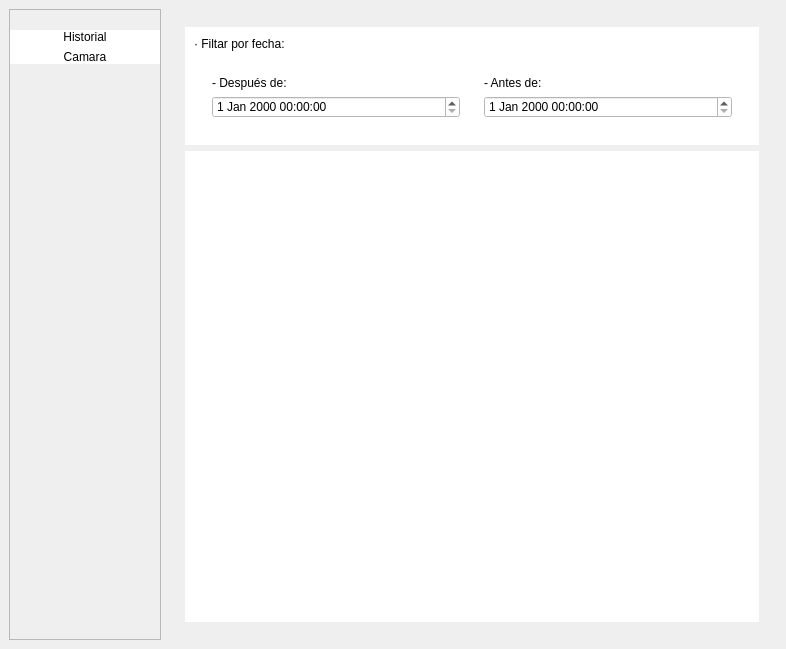
Qt form src/UI/my-ui.ui (dt764/TFG) before a commit.
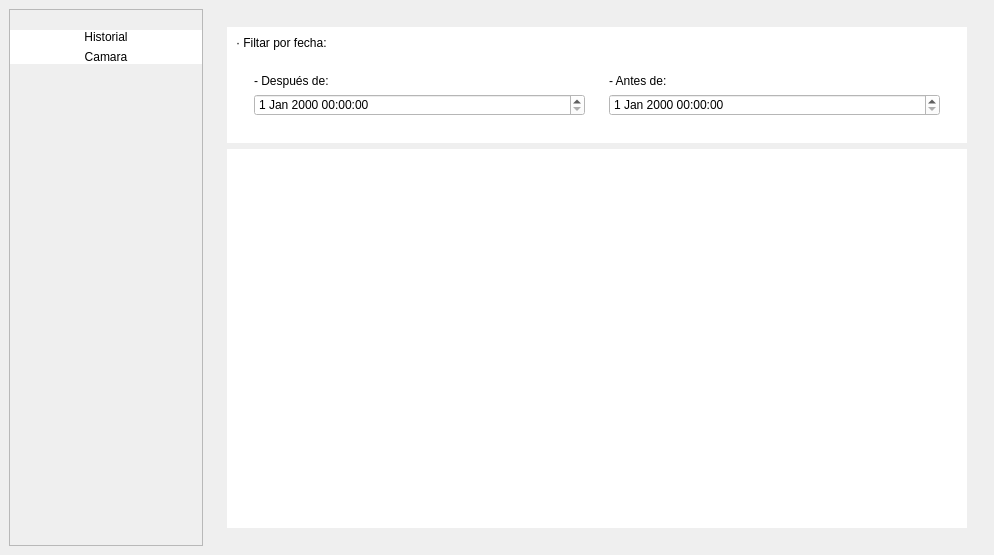
The same form after that commit. Icons and pictures are not drawn.

Commit message: Corregido errores del UI

Diff of the .ui file:
```diff
--- a/src/UI/my-ui.ui
+++ b/src/UI/my-ui.ui
@@ -6,8 +6,8 @@
    <rect>
     <x>0</x>
     <y>0</y>
-    <width>786</width>
-    <height>649</height>
+    <width>994</width>
+    <height>555</height>
    </rect>
   </property>
   <property name="windowTitle">
```
The commit also changes 2 other files.
